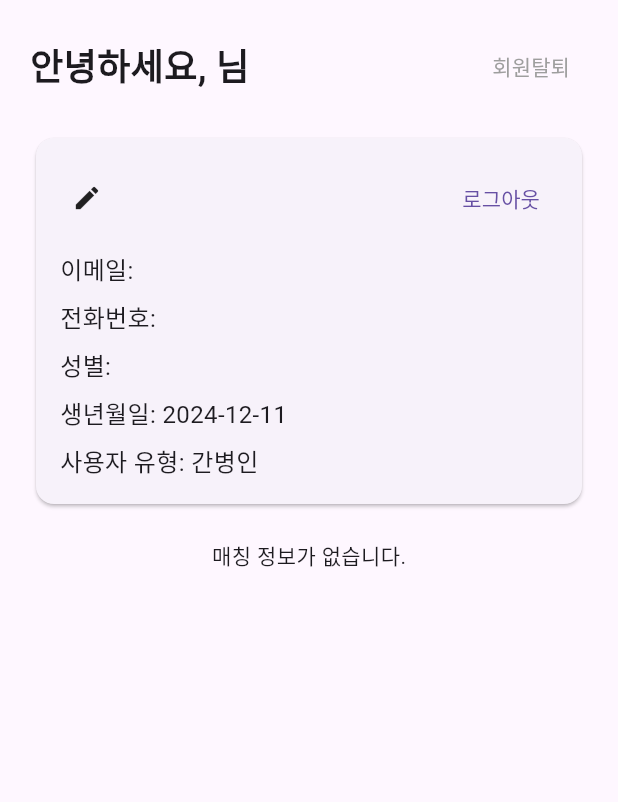
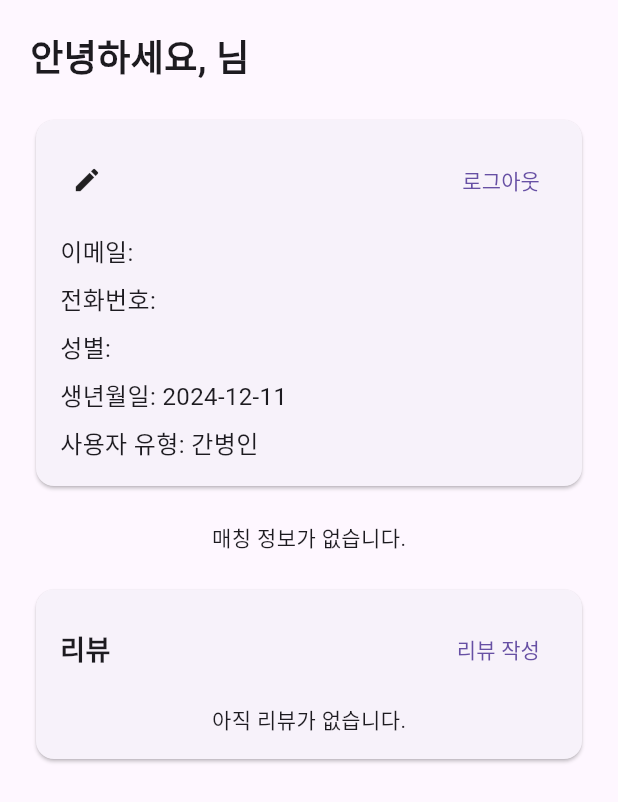
Before and after one commit to Isoards/android_final_project, a Flutter app: the MyPage screen opened directly, on a phone screen of 412 x 824 dp. Shown: the top 802 px of the screen. Run offline on Flutter 3.47's test engine with Material 3 defaults, Android fonts, the phone set to English and light mode, and no system bars; our stand-ins replace supabase_flutter; accounts and stored records are empty.

Commit message:
리뷰 추가

```diff
--- /dev/null
+++ b/lib/models/review_model.dart
@@ -0,0 +1,28 @@
+class ReviewModel {
+  final String id;
+  final String reviewerId;
+  final String targetId;
+  final String content;
+  final double rating;
+  final DateTime createdAt;
+
+  ReviewModel({
+    required this.id,
+    required this.reviewerId,
+    required this.targetId,
+    required this.content,
+    required this.rating,
+    required this.createdAt,
+  });
+
+  factory ReviewModel.fromJson(Map<String, dynamic> json) {
+    return ReviewModel(
+      id: json['id'],
+      reviewerId: json['reviewer_id'],
+      targetId: json['target_id'],
+      content: json['content'],
+      rating: json['rating'].toDouble(),
+      createdAt: DateTime.parse(json['created_at']),
+    );
+  }
+}
--- a/lib/pages/mypage/mypage_page.dart
+++ b/lib/pages/mypage/mypage_page.dart
@@ -6,6 +6,9 @@ import 'package:android_final_project/widgets/mypage/matching_info.dart';
 import 'package:android_final_project/services/care_matching_service.dart';
 import 'package:supabase_flutter/supabase_flutter.dart';
 import 'package:android_final_project/widgets/mypage/care_request.dart';
+import 'package:android_final_project/widgets/mypage/review.dart';
+import 'package:android_final_project/models/review_model.dart';
+import 'package:android_final_project/services/review_service.dart';
 
 class MyPage extends StatefulWidget {
   const MyPage({super.key});
@@ -68,13 +71,6 @@ class _MyPageState extends State<MyPage> {
                       fontSize: 24,
                       fontWeight: FontWeight.bold,
                     ),
-                  ),
-                  TextButton(
-                    onPressed: () {},
-                    style: TextButton.styleFrom(
-                      foregroundColor: Colors.grey,
-                    ),
-                    child: const Text('회원탈퇴'),
                   ),
                 ],
               ),
@@ -164,6 +160,8 @@ class _MyPageState extends State<MyPage> {
               else
                 const Center(child: Text('매칭 정보가 없습니다.')),
               const SizedBox(height: 20),
+              _buildReviewsSection(),
+              const SizedBox(height: 20),
             ],
           ),
         ),
@@ -213,4 +211,90 @@ class _MyPageState extends State<MyPage> {
       ],
     );
   }
+
+  Widget _buildReviewsSection() {
+    return Card(
+      child: Padding(
+        padding: const EdgeInsets.all(16.0),
+        child: Column(
+          crossAxisAlignment: CrossAxisAlignment.start,
+          children: [
+            Row(
+              mainAxisAlignment: MainAxisAlignment.spaceBetween,
+              children: [
+                const Text(
+                  '리뷰',
+                  style: TextStyle(
+                    fontSize: 18,
+                    fontWeight: FontWeight.bold,
+                  ),
+                ),
+                TextButton(
+                  onPressed: () {
+                    showDialog(
+                      context: context,
+                      builder: (context) => ReviewDialog(
+                        targetId: userData!.id,
+                        onReviewSubmitted: () {
+                          setState(() {
+                            // Refresh reviews
+                          });
+                        },
+                      ),
+                    );
+                  },
+                  child: const Text('리뷰 작성'),
+                ),
+              ],
+            ),
+            const SizedBox(height: 12),
+            FutureBuilder<List<ReviewModel>>(
+              future: ReviewService(Supabase.instance.client)
+                  .getReviewsForUser(userData!.id),
+              builder: (context, snapshot) {
+                if (snapshot.connectionState == ConnectionState.waiting) {
+                  return const Center(child: CircularProgressIndicator());
+                }
+
+                if (!snapshot.hasData || snapshot.data!.isEmpty) {
+                  return const Center(child: Text('아직 리뷰가 없습니다.'));
+                }
+
+                return ListView.builder(
+                  shrinkWrap: true,
+                  physics: const NeverScrollableScrollPhysics(),
+                  itemCount: snapshot.data!.length,
+                  itemBuilder: (context, index) {
+                    final review = snapshot.data![index];
+                    return ListTile(
+                      title: Row(
+                        children: [
+                          ...List.generate(
+                            5,
+                            (i) => Icon(
+                              i < review.rating
+                                  ? Icons.star
+                                  : Icons.star_border,
+                              color: Colors.amber,
+                              size: 16,
+                            ),
+                          ),
+                          const SizedBox(width: 8),
+                          Text(
+                            review.createdAt.toString().split(' ')[0],
+                            style: const TextStyle(fontSize: 12),
+                          ),
+                        ],
+                      ),
+                      subtitle: Text(review.content),
+                    );
+                  },
+                );
+              },
+            ),
+          ],
+        ),
+      ),
+    );
+  }
 }
--- a/lib/pages/search/recommand_caregiver.dart
+++ b/lib/pages/search/recommand_caregiver.dart
@@ -2,7 +2,7 @@ import 'package:flutter/material.dart';
 import 'package:supabase_flutter/supabase_flutter.dart';
 
 class RecommendedCaregiverList extends StatefulWidget {
-  const RecommendedCaregiverList({Key? key}) : super(key: key);
+  const RecommendedCaregiverList({super.key});
 
   @override
   State<RecommendedCaregiverList> createState() =>
--- a/lib/widgets/mypage/matching_info.dart
+++ b/lib/widgets/mypage/matching_info.dart
@@ -158,7 +158,7 @@ class _CareMatchingCardState extends State<CareMatchingCard> {
                         // 질병 및 증상 정보
                         _buildSection('질병 및 증상', [
                           '질병명: ${widget.careData.diseaseName}',
-                          ...widget.careData.symptoms?.entries.map((e) =>
+                          ...widget.careData.symptoms.entries.map((e) =>
                                   '${e.key}: ${e.value ? "있음" : "없음"}') ??
                               [],
                         ]),
```
Also changed, not shown: lib/services/review_service.dart (added, +34 -0 lines), lib/widgets/mypage/review.dart (added, +81 -0 lines).
